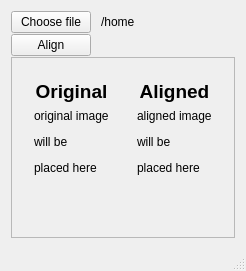
grihabor/mashgraph, file task_01_prac/mainwindow.ui: the form before one commit.
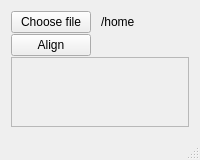
The form after the commit.

Patch:
```diff
--- a/task_01_prac/mainwindow.ui
+++ b/task_01_prac/mainwindow.ui
@@ -3,7 +3,7 @@
  <class>MainWindow</class>
  <widget class="QMainWindow" name="MainWindow">
   <property name="sizePolicy">
-   <sizepolicy hsizetype="Minimum" vsizetype="Minimum">
+   <sizepolicy hsizetype="Expanding" vsizetype="Expanding">
     <horstretch>0</horstretch>
     <verstretch>0</verstretch>
    </sizepolicy>
@@ -111,6 +111,12 @@
     </item>
     <item>
      <widget class="QScrollArea" name="scrollArea">
+      <property name="sizePolicy">
+       <sizepolicy hsizetype="Expanding" vsizetype="Expanding">
+        <horstretch>0</horstretch>
+        <verstretch>0</verstretch>
+       </sizepolicy>
+      </property>
       <property name="widgetResizable">
        <bool>true</bool>
       </property>
@@ -119,8 +125,8 @@
         <rect>
          <x>0</x>
          <y>0</y>
-         <width>202</width>
-         <height>156</height>
+         <width>20</width>
+         <height>20</height>
         </rect>
        </property>
        <property name="sizePolicy">
@@ -129,110 +135,9 @@
          <verstretch>0</verstretch>
         </sizepolicy>
        </property>
-       <layout class="QHBoxLayout" name="horizontalLayout_2">
+       <layout class="QVBoxLayout" name="verticalLayout_2">
         <item>
-         <widget class="QWidget" name="original_widget" native="true">
-          <layout class="QVBoxLayout" name="original_layout">
-           <item>
-            <widget class="QLabel" name="label">
-             <property name="sizePolicy">
-              <sizepolicy hsizetype="Minimum" vsizetype="Maximum">
-               <horstretch>0</horstretch>
-               <verstretch>0</verstretch>
-              </sizepolicy>
-             </property>
-             <property name="text">
-              <string>&lt;html&gt;&lt;head/&gt;&lt;body&gt;&lt;p&gt;&lt;span style=&quot; font-size:14pt; font-weight:600;&quot;&gt;Original&lt;/span&gt;&lt;/p&gt;&lt;/body&gt;&lt;/html&gt;</string>
-             </property>
-             <property name="alignment">
-              <set>Qt::AlignCenter</set>
-             </property>
-            </widget>
-           </item>
-           <item>
-            <widget class="QLabel" name="image_label">
-             <property name="sizePolicy">
-              <sizepolicy hsizetype="Maximum" vsizetype="Maximum">
-               <horstretch>0</horstretch>
-               <verstretch>0</verstretch>
-              </sizepolicy>
-             </property>
-             <property name="minimumSize">
-              <size>
-               <width>0</width>
-               <height>0</height>
-              </size>
-             </property>
-             <property name="baseSize">
-              <size>
-               <width>0</width>
-               <height>0</height>
-              </size>
-             </property>
-             <property name="text">
-              <string>&lt;html&gt;&lt;head/&gt;&lt;body&gt;&lt;p&gt;original image&lt;/p&gt;&lt;p&gt;will be &lt;/p&gt;&lt;p&gt;placed here&lt;/p&gt;&lt;p&gt;&lt;br/&gt;&lt;/p&gt;&lt;/body&gt;&lt;/html&gt;</string>
-             </property>
-             <property name="alignment">
-              <set>Qt::AlignLeading|Qt::AlignLeft|Qt::AlignTop</set>
-             </property>
-            </widget>
-           </item>
-          </layout>
-         </widget>
-        </item>
-        <item>
-         <widget class="QWidget" name="align_widget" native="true">
-          <layout class="QVBoxLayout" name="align_layout">
-           <item>
-            <layout class="QVBoxLayout" name="aligned_image_layout">
-             <item>
-              <widget class="QLabel" name="label_2">
-               <property name="sizePolicy">
-                <sizepolicy hsizetype="Minimum" vsizetype="Maximum">
-                 <horstretch>0</horstretch>
-                 <verstretch>0</verstretch>
-                </sizepolicy>
-               </property>
-               <property name="text">
-                <string>&lt;html&gt;&lt;head/&gt;&lt;body&gt;&lt;p&gt;&lt;span style=&quot; font-size:14pt; font-weight:600;&quot;&gt;Aligned&lt;/span&gt;&lt;/p&gt;&lt;/body&gt;&lt;/html&gt;</string>
-               </property>
-               <property name="alignment">
-                <set>Qt::AlignCenter</set>
-               </property>
-              </widget>
-             </item>
-             <item>
-              <widget class="QLabel" name="aligned_image_label">
-               <property name="sizePolicy">
-                <sizepolicy hsizetype="Maximum" vsizetype="Maximum">
-                 <horstretch>0</horstretch>
-                 <verstretch>0</verstretch>
-                </sizepolicy>
-               </property>
-               <property name="minimumSize">
-                <size>
-                 <width>0</width>
-                 <height>0</height>
-                </size>
-               </property>
-               <property name="baseSize">
-                <size>
-                 <width>0</width>
-                 <height>0</height>
-                </size>
-               </property>
-               <property name="text">
-                <string>&lt;html&gt;&lt;head/&gt;&lt;body&gt;&lt;p&gt;aligned image&lt;/p&gt;&lt;p&gt;will be &lt;/p&gt;&lt;p&gt;placed here&lt;/p&gt;&lt;p&gt;&lt;br/&gt;&lt;/p&gt;&lt;/body&gt;&lt;/html&gt;</string>
-               </property>
-               <property name="alignment">
-                <set>Qt::AlignLeading|Qt::AlignLeft|Qt::AlignTop</set>
-               </property>
-              </widget>
-             </item>
-            </layout>
-           </item>
-          </layout>
-         </widget>
+         <layout class="QHBoxLayout" name="views_layout"/>
         </item>
        </layout>
       </widget>
```
Left out of the diff: 2 changed lines with no effect on the pictures.
